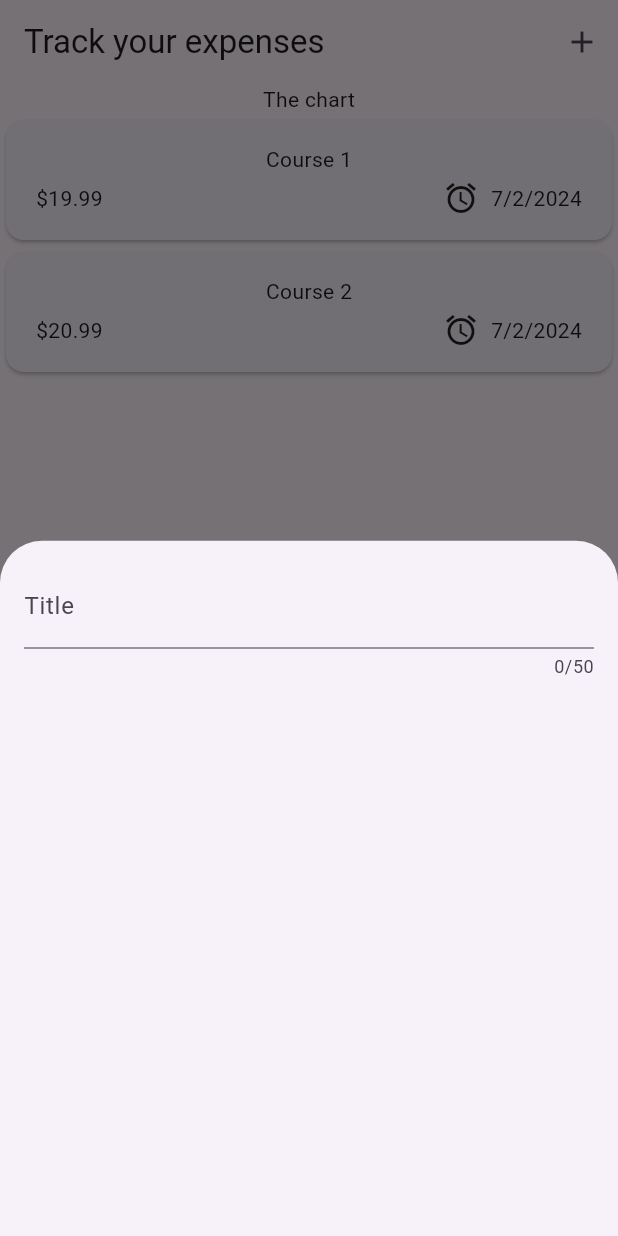
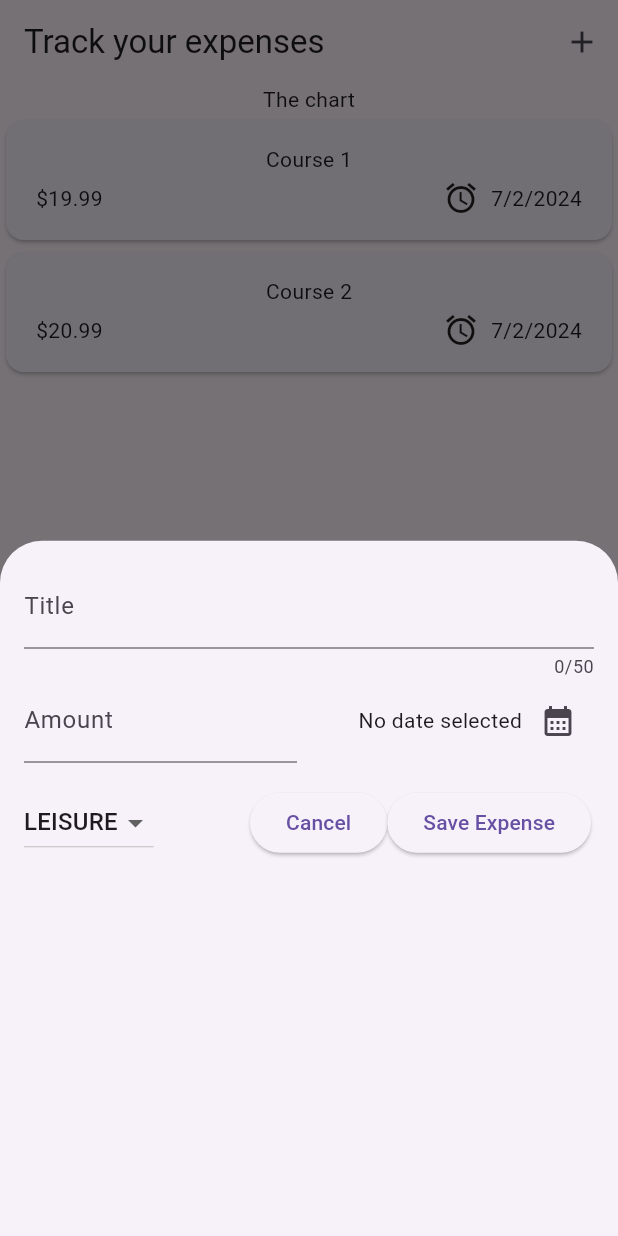
Before and after one commit to imamogluomer/expense_tracker, a Flutter app: the screen it shows after launch, after a tap on the "add" icon, on a phone screen of 412 x 824 dp. Run offline on Flutter 3.47's test engine with Material 3 defaults, Android fonts, the phone set to English and light mode, and no system bars.

Commit message:
DropdownButton added.

```diff
--- a/lib/widgets/new_expense.dart
+++ b/lib/widgets/new_expense.dart
@@ -1,4 +1,5 @@
 import 'package:flutter/material.dart';
+import 'package:expense_tracker/models/expense.dart';
 
 class NewExpense extends StatefulWidget {
   const NewExpense({super.key});
@@ -10,17 +11,120 @@ class NewExpense extends StatefulWidget {
 }
 
 class _NewExpenseState extends State<NewExpense> {
+  final _titleController = TextEditingController();
+  final _amountController = TextEditingController();
+  DateTime? _selectedDate;
+  Category _seletedCategory = Category.leisure;
+
+  void _presentDatePicker() async {
+    final now = DateTime.now();
+    final firstDate = DateTime(now.year - 1, now.month, now.day);
+    final pickedDate = await showDatePicker(
+      context: context,
+      initialDate: now,
+      firstDate: firstDate,
+      lastDate: now,
+    );
+    setState(() {
+      _selectedDate = pickedDate;
+    });
+  }
+
+  @override
+  void dispose() {
+    _titleController.dispose();
+    _amountController.dispose();
+    super.dispose();
+  }
+
   @override
   Widget build(BuildContext context) {
-    return  const Padding(
-      padding: EdgeInsets.all(16),
-      child: Column(children: [
-        TextField(
-          maxLength: 50,
-         decoration: InputDecoration(label: Text('Title'),),
-        )
-      ],),
-
-      );
+    return Padding(
+      padding: const EdgeInsets.all(16),
+      child: Column(
+        children: [
+          TextField(
+            controller: _titleController,
+            maxLength: 50,
+            decoration: const InputDecoration(
+              label: Text('Title'),
+            ),
+          ),
+          Row(
+            children: [
+              Expanded(
+                child: TextField(
+                  controller: _amountController,
+                  keyboardType: TextInputType.number,
+                  decoration: const InputDecoration(
+                    prefixText: '\$',
+                    label: Text('Amount'),
+                  ),
+                ),
+              ),
+              const SizedBox(width: 16),
+              Expanded(
+                child: Row(
+                  mainAxisAlignment: MainAxisAlignment.end,
+                  crossAxisAlignment: CrossAxisAlignment.center,
+                  children: [
+                    Text(_selectedDate == null
+                        ? 'No date selected'
+                        : formatter.format(_selectedDate!)),
+                    IconButton(
+                        onPressed: _presentDatePicker,
+                        icon: const Icon(Icons.calendar_month))
+                  ],
+                ),
+              )
+            ],
+          ),
+          const SizedBox(
+            height: 16,
+          ),
+          Row(
+            children: [
+              DropdownButton(
+                value: _seletedCategory,
+                items: Category.values
+                    .map(
+                      (category) => DropdownMenuItem(
+                        value: category,
+                        child: Text(
+                          category.name.toUpperCase(),
+                        ),
+                      ),
+                    )
+                    .toList(),
+                onChanged: (value) {
+                  if (value == null) {
+                    return;
+                  }
+                  setState(() {
+                    _seletedCategory = value;
+                  });
+                },
+              ),
+              const Spacer(),
+              ElevatedButton(
+                onPressed: () {
+                  Navigator.pop(context);
+                },
+                child: Text('Cancel'),
+              ),
+              ElevatedButton(
+                onPressed: () {
+                  print(_titleController.text);
+                },
+                child: const Text('Save Expense'),
+              ),
+              const SizedBox(
+                width: 2,
+              ),
+            ],
+          )
+        ],
+      ),
+    );
   }
 }
```
